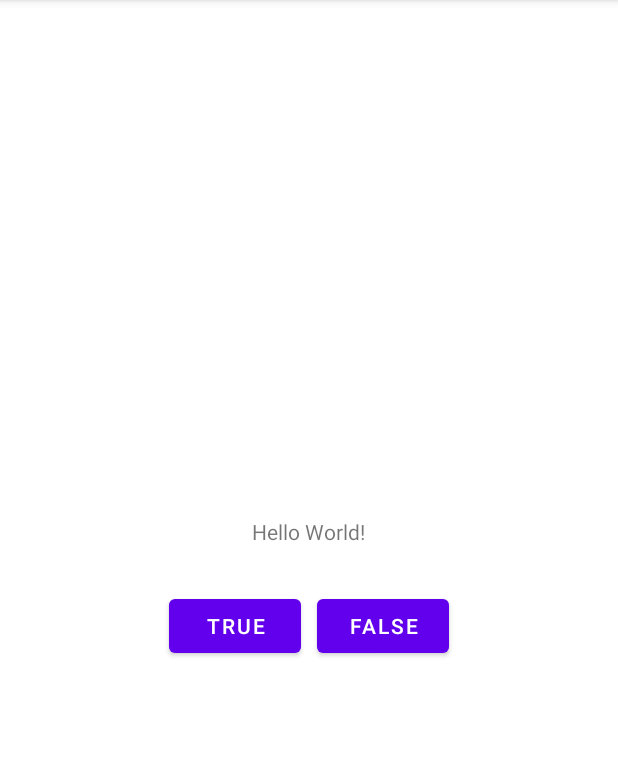
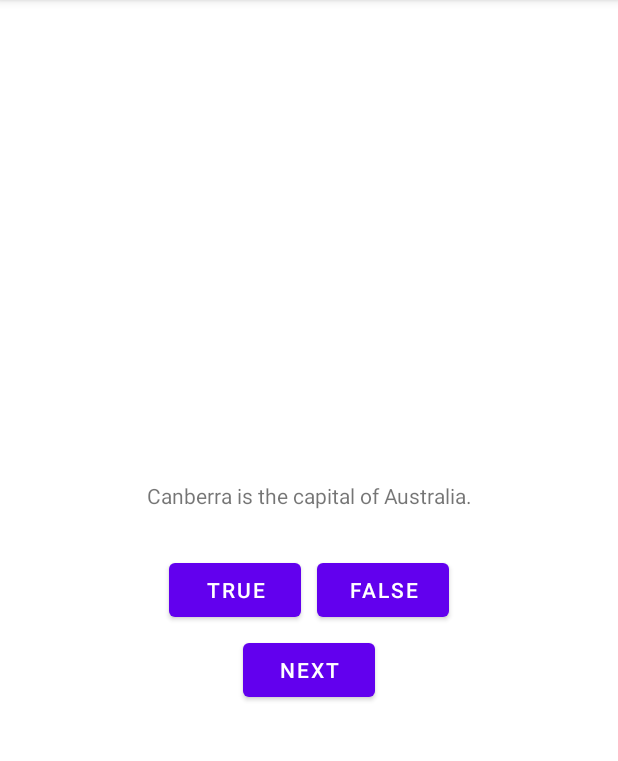
Before and after one commit to MaxiDeBox/GeoQuize, an Android app: the screen it shows after launch (MainActivity), after a tap on "FALSE", on a phone screen of 412 x 824 dp, the part 84-845 px from its top. Run offline under Robolectric (Android 15) with nearby library versions, the phone set to English and light mode, and no system bars.

Commit message:
Создание кнопки next и выбора ответа

```diff
--- a/app/src/main/java/ru/proweb63/geoquize/MainActivity.kt
+++ b/app/src/main/java/ru/proweb63/geoquize/MainActivity.kt
@@ -5,11 +5,25 @@ import android.os.Bundle
 import android.view.Gravity
 import android.view.View
 import android.widget.Button
+import android.widget.TextView
 import android.widget.Toast
 
 class MainActivity : AppCompatActivity() {
     private lateinit var trueButton: Button
     private lateinit var falseButton: Button
+    private lateinit var nextButton: Button
+    private lateinit var questionTextView: TextView
+
+    private val questionBank = listOf(
+            Question(R.string.question_australia, true),
+            Question(R.string.question_oceans, true),
+            Question(R.string.question_mideast, false),
+            Question(R.string.question_africa, false),
+            Question(R.string.question_americas, true),
+            Question(R.string.question_asia, true),
+    )
+
+    private var currentIndex = 0
 
     override fun onCreate(savedInstanceState: Bundle?) {
         super.onCreate(savedInstanceState)
@@ -17,17 +31,40 @@ class MainActivity : AppCompatActivity() {
 
         trueButton = findViewById(R.id.true_button)
         falseButton = findViewById(R.id.false_button)
+        nextButton = findViewById(R.id.next_button)
+        questionTextView = findViewById(R.id.question_text_view)
 
         trueButton.setOnClickListener {view: View ->
-            val toast = Toast.makeText(this, R.string.correct_toast, Toast.LENGTH_SHORT)
-            toast.setGravity(Gravity.TOP, 0, 0)
-            toast.show()
+            checkAnswer(true)
         }
 
         falseButton.setOnClickListener {view: View ->
-            val toast = Toast.makeText(this, R.string.incorrect_toast, Toast.LENGTH_SHORT)
-            toast.setGravity(Gravity.TOP, 0, 0)
-            toast.show()
+            checkAnswer(false)
         }
+
+        nextButton.setOnClickListener {
+            currentIndex = (currentIndex + 1) % questionBank.size
+            updateQuestion()
+        }
+
+        updateQuestion()
+    }
+
+    private fun updateQuestion() {
+        val questionTextResId = questionBank[currentIndex].textResId
+        questionTextView.setText(questionTextResId)
+    }
+
+    private fun checkAnswer(userAnswer: Boolean) {
+        val correctAnswer = questionBank[currentIndex].answer
+        val messageResId = if (userAnswer == correctAnswer) {
+            R.string.correct_toast
+        } else {
+            R.string.incorrect_toast
+        }
+
+        val toast = Toast.makeText(this, messageResId, Toast.LENGTH_SHORT)
+        toast.setGravity(Gravity.TOP, 0, 0)
+        toast.show()
     }
 }
--- a/app/src/main/res/layout/activity_main.xml
+++ b/app/src/main/res/layout/activity_main.xml
@@ -2,14 +2,17 @@
 <LinearLayout xmlns:android="http://schemas.android.com/apk/res/android"
     android:layout_width="match_parent"
     android:layout_height="match_parent"
+    xmlns:tools="http://schemas.android.com/tools"
     android:gravity="center"
     android:orientation="vertical">
 
     <TextView
+        android:id="@+id/question_text_view"
         android:layout_width="wrap_content"
         android:layout_height="wrap_content"
-        android:text="Hello World!"
-        android:padding="24dp"/>
+        android:gravity="center"
+        android:padding="24dp"
+        tools:text="@string/question_australia"/>
 
     <LinearLayout
         android:layout_width="wrap_content"
@@ -30,4 +33,10 @@
             android:layout_margin="5dp"
             android:text="@string/false_button"/>
     </LinearLayout>
+
+    <Button
+        android:id="@+id/next_button"
+        android:layout_width="wrap_content"
+        android:layout_height="wrap_content"
+        android:text="@string/next_button"/>
 </LinearLayout>
--- a/app/src/main/res/values/strings.xml
+++ b/app/src/main/res/values/strings.xml
@@ -1,8 +1,14 @@
 <resources>
     <string name="app_name">GeoQuiz</string>
-    <string name="question_text">Some question text</string>
     <string name="true_button">TRUE</string>
     <string name="false_button">FALSE</string>
+    <string name="next_button">NEXT</string>
     <string name="correct_toast">Correct!</string>
     <string name="incorrect_toast">Incorrect!</string>
+    <string name="question_australia">Canberra is the capital of Australia.</string>
+    <string name="question_oceans">The Pacific Ocean is larger than the Atlantic Ocean.</string>
+    <string name="question_mideast">The Suez Canal connects the Red Sea and the Indian Ocean.</string>
+    <string name="question_africa">The source of the Nile River is in Egypt.</string>
+    <string name="question_americas">The Amazon River is the longest river in the Americas.</string>
+    <string name="question_asia">Lake Baikal is the world\'s oldest and deepest freshwater lake.</string>
 </resources>
```
